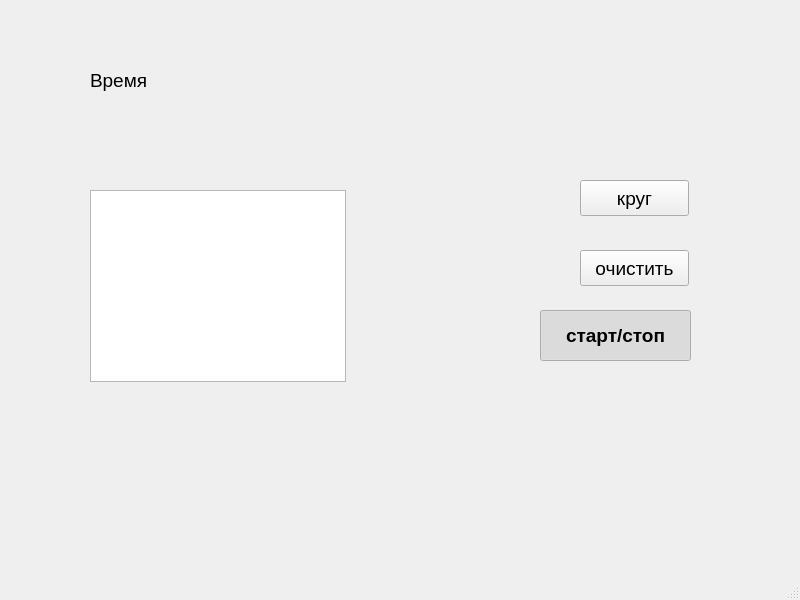
This is T_____5/mainwindow.ui in Anna1112333/QT_1 as Qt 5 draws it before an edit. The edited form follows.
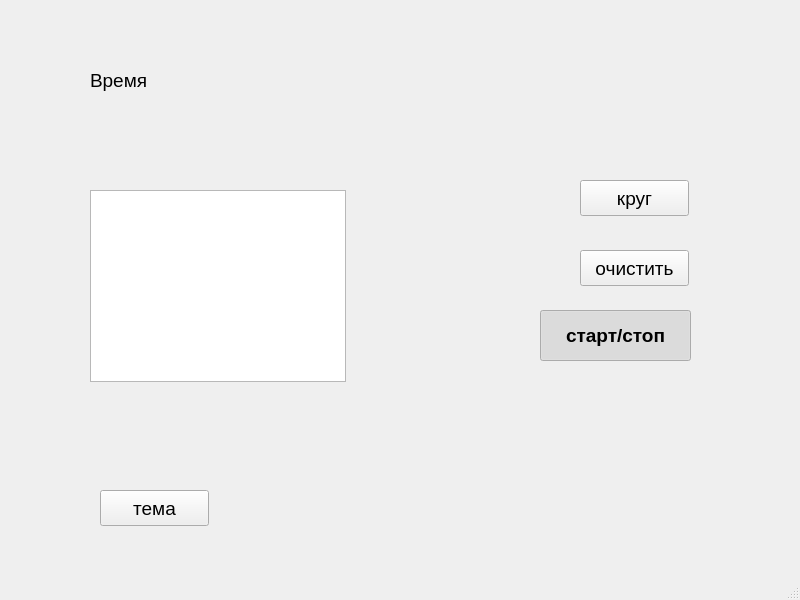
This is the edited form.

Commit message: thema кнопка не меняет цвет фона

Patch:
```diff
--- a/T_____5/mainwindow.ui
+++ b/T_____5/mainwindow.ui
@@ -97,7 +97,7 @@
      <rect>
       <x>90</x>
       <y>40</y>
-      <width>341</width>
+      <width>631</width>
       <height>81</height>
      </rect>
     </property>
@@ -115,16 +115,19 @@
      </rect>
     </property>
    </widget>
-  </widget>
-  <widget class="QMenuBar" name="menubar">
-   <property name="geometry">
-    <rect>
-     <x>0</x>
-     <y>0</y>
-     <width>800</width>
-     <height>37</height>
-    </rect>
-   </property>
+   <widget class="QPushButton" name="pb_t">
+    <property name="geometry">
+     <rect>
+      <x>100</x>
+      <y>490</y>
+      <width>109</width>
+      <height>36</height>
+     </rect>
+    </property>
+    <property name="text">
+     <string>тема</string>
+    </property>
+   </widget>
   </widget>
   <widget class="QStatusBar" name="statusbar"/>
  </widget>
```
Left out of the diff: 32 changed lines with no effect on the pictures. The commit also changes 5 other files.
